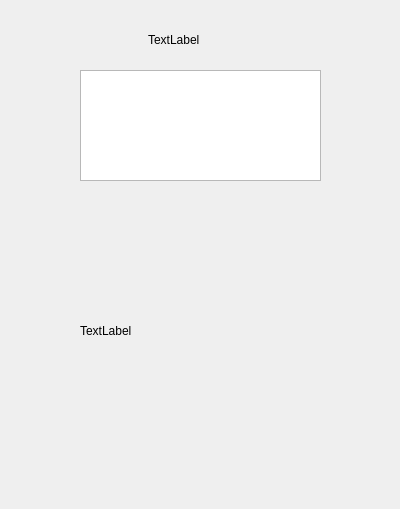
Old version of the form drinkinfo.ui in the repository brtkuu/qt-barman-helper.
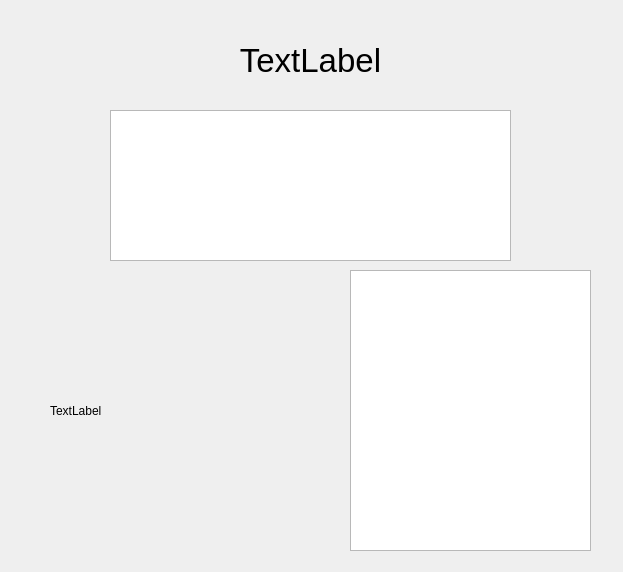
New version of the form.

The edit to the form file:
```diff
--- a/drinkinfo.ui
+++ b/drinkinfo.ui
@@ -6,41 +6,28 @@
    <rect>
     <x>0</x>
     <y>0</y>
-    <width>400</width>
-    <height>509</height>
+    <width>623</width>
+    <height>572</height>
    </rect>
   </property>
   <property name="windowTitle">
    <string>Dialog</string>
   </property>
-  <widget class="QLabel" name="drinkName">
-   <property name="geometry">
-    <rect>
-     <x>148</x>
-     <y>30</y>
-     <width>101</width>
-     <height>20</height>
-    </rect>
-   </property>
-   <property name="text">
-    <string>TextLabel</string>
-   </property>
-  </widget>
   <widget class="QPlainTextEdit" name="instructions">
    <property name="geometry">
     <rect>
-     <x>80</x>
-     <y>70</y>
+     <x>350</x>
+     <y>270</y>
      <width>241</width>
-     <height>111</height>
+     <height>281</height>
     </rect>
    </property>
   </widget>
   <widget class="QLabel" name="label">
    <property name="geometry">
     <rect>
-     <x>80</x>
-     <y>190</y>
+     <x>50</x>
+     <y>270</y>
      <width>241</width>
      <height>281</height>
     </rect>
@@ -49,6 +36,48 @@
     <string>TextLabel</string>
    </property>
   </widget>
+  <widget class="QWidget" name="verticalLayoutWidget">
+   <property name="geometry">
+    <rect>
+     <x>10</x>
+     <y>20</y>
+     <width>601</width>
+     <height>80</height>
+    </rect>
+   </property>
+   <layout class="QVBoxLayout" name="verticalLayout">
+    <item>
+     <widget class="QLabel" name="drinkName">
+      <property name="font">
+       <font>
+        <pointsize>25</pointsize>
+       </font>
+      </property>
+      <property name="text">
+       <string>TextLabel</string>
+      </property>
+      <property name="alignment">
+       <set>Qt::AlignCenter</set>
+      </property>
+     </widget>
+    </item>
+   </layout>
+  </widget>
+  <widget class="QPlainTextEdit" name="plainTextEdit">
+   <property name="geometry">
+    <rect>
+     <x>110</x>
+     <y>110</y>
+     <width>401</width>
+     <height>151</height>
+    </rect>
+   </property>
+   <property name="font">
+    <font>
+     <strikeout>false</strikeout>
+    </font>
+   </property>
+  </widget>
  </widget>
  <resources/>
  <connections/>
```
